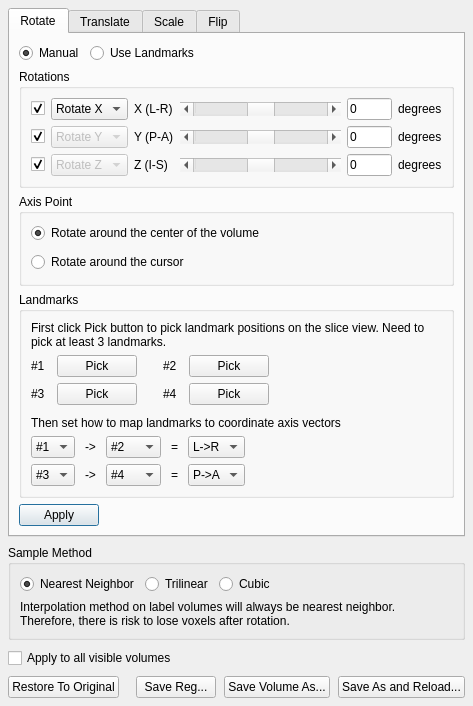
First picture: the form in freeview/DialogTransformVolume.ui, repository freesurfer/freesurfer, before the edit.
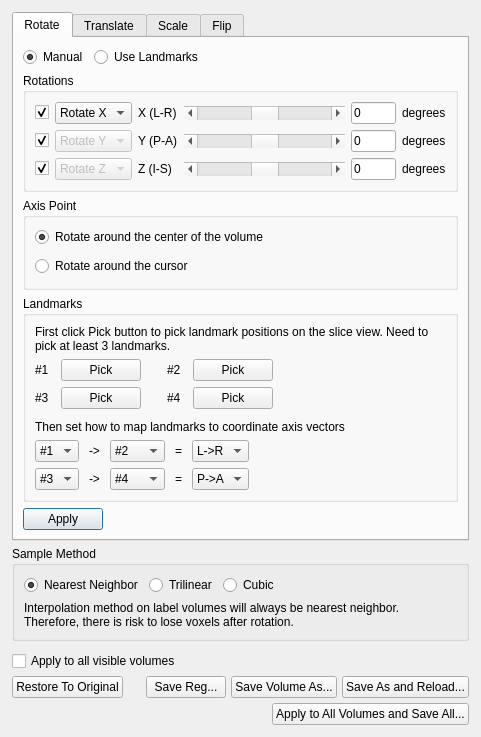
Second picture: the form after the edit. Custom widgets are drawn as their Qt base class.

Commit message: Added option to apply transformation to all volumes and save all

Patch:
```diff
--- a/freeview/DialogTransformVolume.ui
+++ b/freeview/DialogTransformVolume.ui
@@ -6,31 +6,31 @@
    <rect>
     <x>0</x>
     <y>0</y>
-    <width>520</width>
-    <height>714</height>
+    <width>632</width>
+    <height>845</height>
    </rect>
   </property>
   <property name="windowTitle">
    <string>Transform Volume</string>
   </property>
-  <layout class="QVBoxLayout" name="verticalLayout_4" stretch="0,0,0,0">
+  <layout class="QVBoxLayout" name="verticalLayout_4" stretch="0,0,0,0,0,0">
    <property name="spacing">
-    <number>8</number>
+    <number>5</number>
    </property>
    <property name="sizeConstraint">
     <enum>QLayout::SetFixedSize</enum>
    </property>
    <property name="leftMargin">
-    <number>8</number>
+    <number>12</number>
    </property>
    <property name="topMargin">
-    <number>8</number>
+    <number>12</number>
    </property>
    <property name="rightMargin">
-    <number>8</number>
+    <number>12</number>
    </property>
    <property name="bottomMargin">
-    <number>8</number>
+    <number>12</number>
    </property>
    <item>
     <widget class="QTabWidget" name="tabWidget">
@@ -1319,6 +1319,22 @@
      </layout>
     </widget>
    </item>
+   <item>
+    <spacer name="verticalSpacer_5">
+     <property name="orientation">
+      <enum>Qt::Vertical</enum>
+     </property>
+     <property name="sizeType">
+      <enum>QSizePolicy::Fixed</enum>
+     </property>
+     <property name="sizeHint" stdset="0">
+      <size>
+       <width>20</width>
+       <height>5</height>
+      </size>
+     </property>
+    </spacer>
+   </item>
    <item>
     <layout class="QHBoxLayout" name="horizontalLayout_6">
      <item>
@@ -1360,9 +1376,12 @@
        <property name="orientation">
         <enum>Qt::Horizontal</enum>
        </property>
+       <property name="sizeType">
+        <enum>QSizePolicy::MinimumExpanding</enum>
+       </property>
        <property name="sizeHint" stdset="0">
         <size>
-         <width>0</width>
+         <width>10</width>
          <height>0</height>
         </size>
        </property>
@@ -1400,6 +1419,36 @@
      </item>
     </layout>
    </item>
+   <item>
+    <layout class="QHBoxLayout" name="horizontalLayout_7">
+     <item>
+      <spacer name="horizontalSpacer_14">
+       <property name="orientation">
+        <enum>Qt::Horizontal</enum>
+       </property>
+       <property name="sizeHint" stdset="0">
+        <size>
+         <width>0</width>
+         <height>0</height>
+        </size>
+       </property>
+      </spacer>
+     </item>
+     <item>
+      <widget class="QPushButton" name="pushButtonSaveAllVolumes">
+       <property name="text">
+        <string>Apply to All Volumes and Save All...</string>
+       </property>
+       <property name="autoDefault">
+        <bool>false</bool>
+       </property>
+       <property name="default">
+        <bool>false</bool>
+       </property>
+      </widget>
+     </item>
+    </layout>
+   </item>
   </layout>
  </widget>
  <customwidgets>
```
The commit also changes 9 other files.
